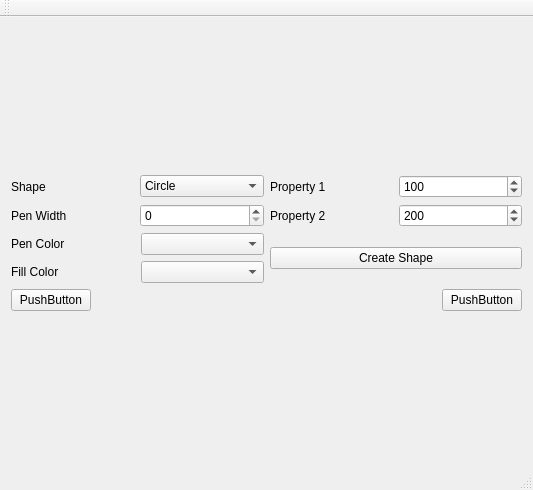
Before: the Qt Designer form shapes.ui in Moopsy1/COS3711-Shapes, drawn with Qt 5.
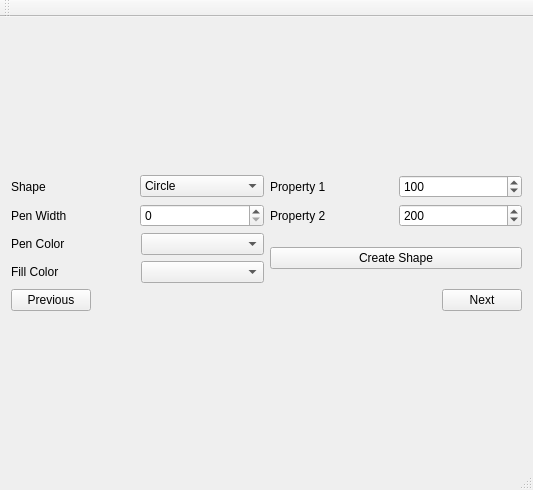
After: the same form once the commit is applied.

Commit message:
Added previous & next buttons
Added previous & next buttons
Fixed the abstract class draw() function to interface with the canvas class to update the internal canvas informaiton to that of the anbstract shape.

```diff
--- a/shapes.ui
+++ b/shapes.ui
@@ -147,9 +147,27 @@
       <item>
        <layout class="QHBoxLayout" name="horizontalLayout_2">
         <item>
-         <widget class="QPushButton" name="pushButton">
+         <widget class="QPushButton" name="Previous">
+          <property name="enabled">
+           <bool>true</bool>
+          </property>
           <property name="text">
-           <string>PushButton</string>
+           <string>Previous</string>
+          </property>
+          <property name="checkable">
+           <bool>false</bool>
+          </property>
+          <property name="autoExclusive">
+           <bool>false</bool>
+          </property>
+          <property name="autoDefault">
+           <bool>false</bool>
+          </property>
+          <property name="default">
+           <bool>false</bool>
+          </property>
+          <property name="flat">
+           <bool>false</bool>
           </property>
          </widget>
         </item>
@@ -169,7 +187,7 @@
         <item>
          <widget class="QPushButton" name="pushButton_2">
           <property name="text">
-           <string>PushButton</string>
+           <string>Next</string>
           </property>
          </widget>
         </item>
```
Left out of the diff: 2 changed lines with no effect on the pictures. The commit also changes 20 other files.
